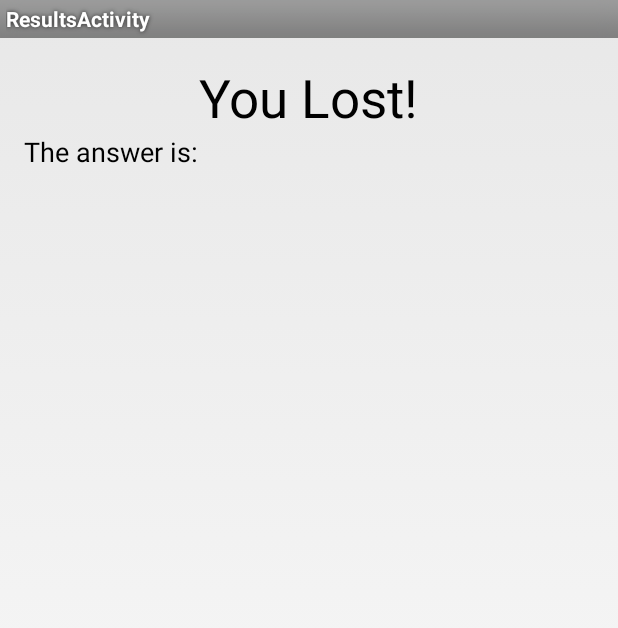
After one commit to cschwendiman/shakespeareanhangman, an Android app: the ResultsActivity screen opened directly, with no data from a screen before it, on a phone screen of 412 x 824 dp. The commit adds this screen. Shown: the top 628 px of the screen. Run offline under Robolectric (Android 15) with nearby library versions, the phone set to English and light mode, and no system bars; 3 statements that could not run were skipped.

Commit message:
added a results activity launched on game over

```diff
--- a/app/src/main/AndroidManifest.xml
+++ b/app/src/main/AndroidManifest.xml
@@ -28,6 +28,10 @@
             android:name=".OptionsActivity"
             android:label="@string/title_activity_options" >
         </activity>
+        <activity
+            android:name=".ResultsActivity"
+            android:label="@string/title_activity_results" >
+        </activity>
     </application>
 
 </manifest>
--- a/app/src/main/java/cs371m/shakespeareanhangman/GameActivity.java
+++ b/app/src/main/java/cs371m/shakespeareanhangman/GameActivity.java
@@ -1,6 +1,7 @@
 package cs371m.shakespeareanhangman;
 
 import android.app.Activity;
+import android.content.Intent;
 import android.content.SharedPreferences;
 import android.content.res.Resources;
 import android.media.AudioManager;
@@ -226,7 +227,11 @@ public class GameActivity extends Activity {
     private void endGame(boolean status) {
         Log.d(TAG, "Game Ended");
         Log.d(TAG, status ? "WIN" : "LOSE");
-        // TODO: Redirect to status activity
+        Intent intent = new Intent(this, ResultsActivity.class);
+        intent.putExtra("status", status);
+        intent.putExtra("phrase", secretPhrase.getQuote());
+        intent.putExtra("play", secretPhrase.getPlay());
+        startActivity(intent);
         // Call finish to remove activity from stack
         finish();
     }
--- /dev/null
+++ b/app/src/main/java/cs371m/shakespeareanhangman/ResultsActivity.java
@@ -0,0 +1,58 @@
+package cs371m.shakespeareanhangman;
+
+import android.app.Activity;
+import android.os.Bundle;
+import android.view.Menu;
+import android.view.MenuItem;
+import android.widget.TextView;
+
+
+public class ResultsActivity extends Activity {
+    private TextView resultView;
+    private TextView phraseView;
+    private TextView playView;
+
+    @Override
+    protected void onCreate(Bundle savedInstanceState) {
+        super.onCreate(savedInstanceState);
+        setContentView(R.layout.activity_results);
+
+        Bundle extras = getIntent().getExtras();
+        resultView = (TextView) findViewById(R.id.result);
+        if (extras.getBoolean("status")) {
+        resultView.setText(R.string.result_win);
+        }
+        else {
+            resultView.setText(R.string.result_loss);
+        }
+
+        phraseView = (TextView) findViewById(R.id.phrase);
+        phraseView.setText(extras.getString("phrase"));
+
+        playView = (TextView) findViewById(R.id.play);
+        playView.setText(extras.getString("play"));
+    }
+
+
+    @Override
+    public boolean onCreateOptionsMenu(Menu menu) {
+        // Inflate the menu; this adds items to the action bar if it is present.
+        getMenuInflater().inflate(R.menu.menu_results, menu);
+        return true;
+    }
+
+    @Override
+    public boolean onOptionsItemSelected(MenuItem item) {
+        // Handle action bar item clicks here. The action bar will
+        // automatically handle clicks on the Home/Up button, so long
+        // as you specify a parent activity in AndroidManifest.xml.
+        int id = item.getItemId();
+
+        //noinspection SimplifiableIfStatement
+        if (id == R.id.action_settings) {
+            return true;
+        }
+
+        return super.onOptionsItemSelected(item);
+    }
+}
--- /dev/null
+++ b/app/src/main/res/layout/activity_results.xml
@@ -0,0 +1,51 @@
+<RelativeLayout xmlns:android="http://schemas.android.com/apk/res/android"
+                xmlns:tools="http://schemas.android.com/tools"
+                android:layout_width="match_parent"
+                android:layout_height="match_parent"
+                android:paddingLeft="@dimen/activity_horizontal_margin"
+                android:paddingRight="@dimen/activity_horizontal_margin"
+                android:paddingTop="@dimen/activity_vertical_margin"
+                android:paddingBottom="@dimen/activity_vertical_margin"
+                tools:context="cs371m.shakespeareanhangman.ResultsActivity">
+
+    <TextView
+            android:layout_width="wrap_content"
+            android:layout_height="wrap_content"
+            android:textAppearance="?android:attr/textAppearanceLarge"
+            android:textSize="35sp"
+            android:text=""
+            android:id="@+id/result" android:layout_alignParentTop="true" android:layout_centerHorizontal="true"/>
+    <ImageView
+            android:layout_width="wrap_content"
+            android:layout_height="wrap_content"
+            android:id="@+id/result_image"
+            android:layout_below="@+id/result"
+            android:layout_centerHorizontal="true"/>
+    <TextView
+            android:layout_width="wrap_content"
+            android:layout_height="wrap_content"
+            android:textAppearance="?android:attr/textAppearanceMedium"
+            android:text="@string/answer_is"
+            android:id="@+id/answer_is"
+            android:layout_below="@+id/result_image"
+            android:layout_alignParentLeft="true"/>
+    <TextView
+            android:layout_width="fill_parent"
+            android:layout_height="wrap_content"
+            android:layout_weight="1"
+            android:gravity="center_horizontal"
+            android:textSize="25sp"
+            android:fontFamily="serif"
+            android:paddingBottom="10dp"
+            android:text=""
+            android:id="@+id/phrase"
+            android:layout_below="@+id/answer_is"/>
+    <TextView
+            android:layout_width="wrap_content"
+            android:layout_height="wrap_content"
+            android:textAppearance="?android:attr/textAppearanceSmall"
+            android:text=""
+            android:id="@+id/play"
+            android:layout_below="@+id/phrase"
+            android:layout_alignParentRight="true"/>
+</RelativeLayout>
--- /dev/null
+++ b/app/src/main/res/menu/menu_results.xml
@@ -0,0 +1,8 @@
+<menu xmlns:android="http://schemas.android.com/apk/res/android"
+      xmlns:tools="http://schemas.android.com/tools"
+      tools:context="cs371m.shakespeareanhangman.ResultsActivity">
+    <item android:id="@+id/action_settings"
+          android:title="@string/action_settings"
+          android:orderInCategory="100"
+          android:showAsAction="never"/>
+</menu>
--- a/app/src/main/res/values/strings.xml
+++ b/app/src/main/res/values/strings.xml
@@ -31,4 +31,10 @@
         <item>ASDFGHJKL</item>
         <item>ZXCVBNM</item>
     </string-array>
+
+    <!-- Result -->
+    <string name="title_activity_results">ResultsActivity</string>
+    <string name="result_win">You Won!</string>
+    <string name="result_loss">You Lost!</string>
+    <string name="answer_is">The answer is:</string>
 </resources>
```
